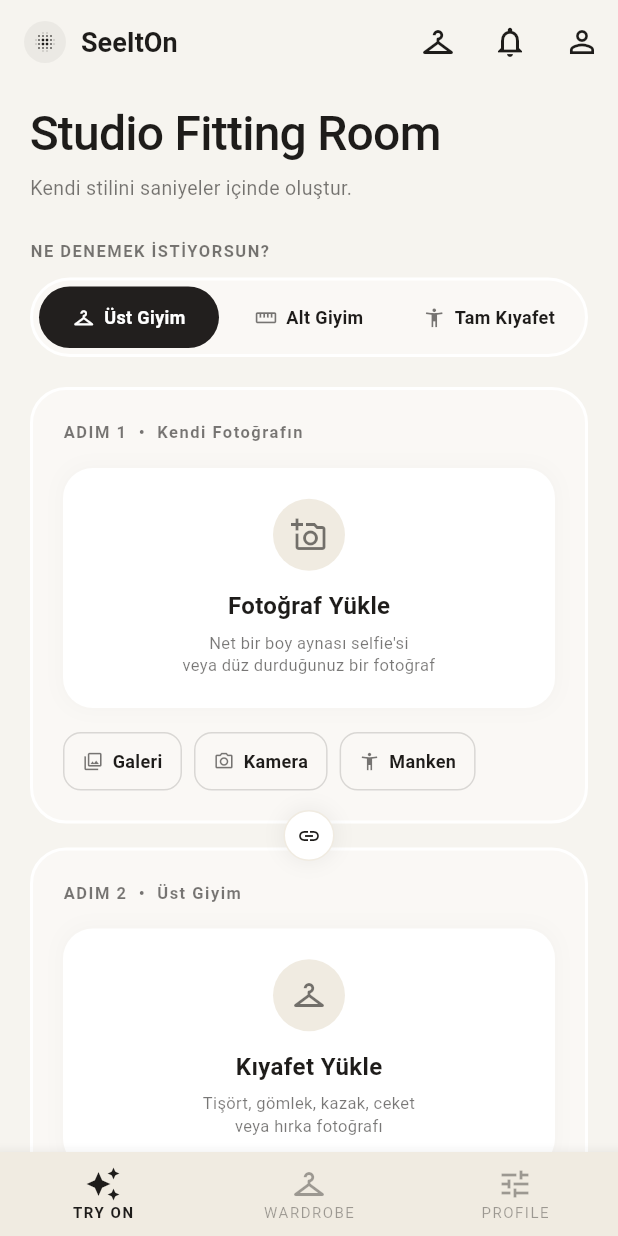
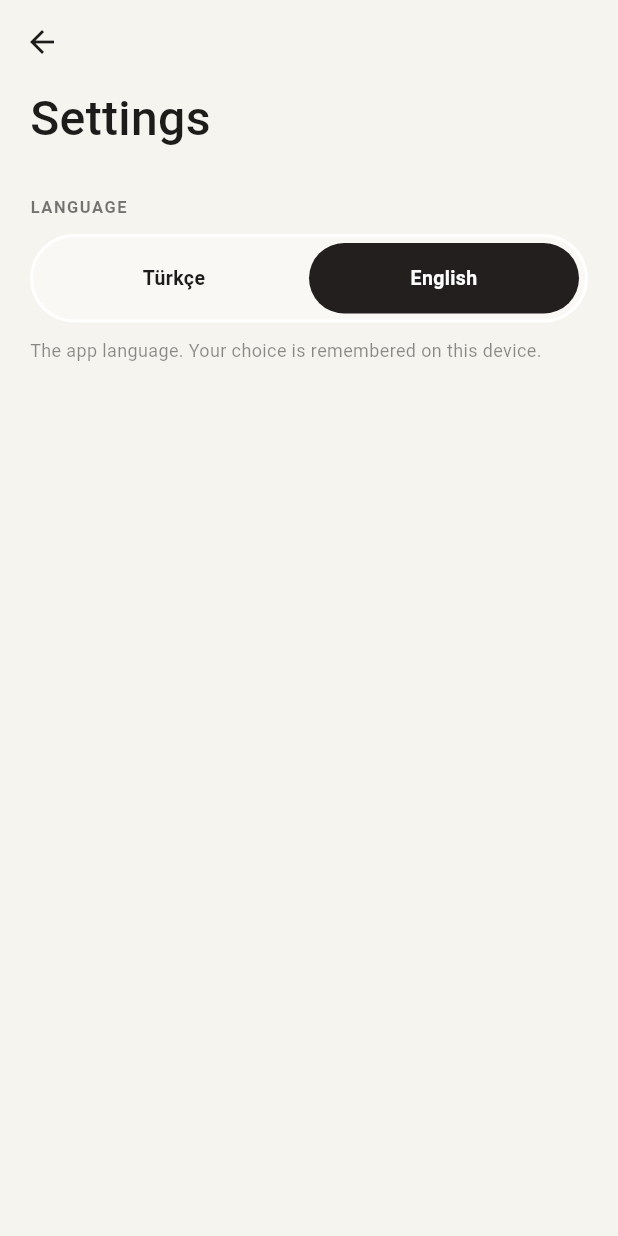
Before and after one commit to mstfgkts5/virtual-try-on-mobile, a Flutter app: the HomeScreen screen opened directly, after a tap on the "person outline" icon, on a phone screen of 412 x 824 dp. Run offline on Flutter 3.47's test engine with Material 3 defaults, Android fonts, the phone set to English and light mode, and no system bars; our stand-ins replace image_picker, share_plus, shared_preferences, supabase_flutter; missing offline and left inert: gal; accounts and stored records are empty; network calls fail; Roboto replaces fonts that are missing (Georgia).

Commit message:
feat(i18n): settings screen with TR/EN switch
PROFILE tab and person icon open Settings; unused bell icon removed.

Co-Authored-By: Claude Opus 5.5 <noreply@anthropic.com>

```diff
--- a/see_it_on/lib/l10n/app_en.arb
+++ b/see_it_on/lib/l10n/app_en.arb
@@ -1,5 +1,10 @@
 {
   "@@locale": "en",
   "appName": "SeeItOn",
-  "homeTitle": "Studio Fitting Room"
+  "homeTitle": "Studio Fitting Room",
+  "settingsTitle": "Settings",
+  "settingsLanguage": "LANGUAGE",
+  "settingsLanguageHint": "The app language. Your choice is remembered on this device.",
+  "settingsLanguageTr": "Türkçe",
+  "settingsLanguageEn": "English"
 }
--- a/see_it_on/lib/l10n/app_localizations.dart
+++ b/see_it_on/lib/l10n/app_localizations.dart
@@ -109,6 +109,36 @@ abstract class AppLocalizations {
   /// In tr, this message translates to:
   /// **'Stüdyo Kabin'**
   String get homeTitle;
+
+  /// No description provided for @settingsTitle.
+  ///
+  /// In tr, this message translates to:
+  /// **'Ayarlar'**
+  String get settingsTitle;
+
+  /// No description provided for @settingsLanguage.
+  ///
+  /// In tr, this message translates to:
+  /// **'DİL'**
+  String get settingsLanguage;
+
+  /// No description provided for @settingsLanguageHint.
+  ///
+  /// In tr, this message translates to:
+  /// **'Uygulamanın dili. Seçimin bu cihazda hatırlanır.'**
+  String get settingsLanguageHint;
+
+  /// No description provided for @settingsLanguageTr.
+  ///
+  /// In tr, this message translates to:
+  /// **'Türkçe'**
+  String get settingsLanguageTr;
+
+  /// No description provided for @settingsLanguageEn.
+  ///
+  /// In tr, this message translates to:
+  /// **'English'**
+  String get settingsLanguageEn;
 }
 
 class _AppLocalizationsDelegate
--- a/see_it_on/lib/l10n/app_localizations_en.dart
+++ b/see_it_on/lib/l10n/app_localizations_en.dart
@@ -13,4 +13,20 @@ class AppLocalizationsEn extends AppLocalizations {
 
   @override
   String get homeTitle => 'Studio Fitting Room';
+
+  @override
+  String get settingsTitle => 'Settings';
+
+  @override
+  String get settingsLanguage => 'LANGUAGE';
+
+  @override
+  String get settingsLanguageHint =>
+      'The app language. Your choice is remembered on this device.';
+
+  @override
+  String get settingsLanguageTr => 'Türkçe';
+
+  @override
+  String get settingsLanguageEn => 'English';
 }
--- a/see_it_on/lib/l10n/app_localizations_tr.dart
+++ b/see_it_on/lib/l10n/app_localizations_tr.dart
@@ -13,4 +13,20 @@ class AppLocalizationsTr extends AppLocalizations {
 
   @override
   String get homeTitle => 'Stüdyo Kabin';
+
+  @override
+  String get settingsTitle => 'Ayarlar';
+
+  @override
+  String get settingsLanguage => 'DİL';
+
+  @override
+  String get settingsLanguageHint =>
+      'Uygulamanın dili. Seçimin bu cihazda hatırlanır.';
+
+  @override
+  String get settingsLanguageTr => 'Türkçe';
+
+  @override
+  String get settingsLanguageEn => 'English';
 }
--- a/see_it_on/lib/l10n/app_tr.arb
+++ b/see_it_on/lib/l10n/app_tr.arb
@@ -1,5 +1,10 @@
 {
   "@@locale": "tr",
   "appName": "SeeItOn",
-  "homeTitle": "Stüdyo Kabin"
+  "homeTitle": "Stüdyo Kabin",
+  "settingsTitle": "Ayarlar",
+  "settingsLanguage": "DİL",
+  "settingsLanguageHint": "Uygulamanın dili. Seçimin bu cihazda hatırlanır.",
+  "settingsLanguageTr": "Türkçe",
+  "settingsLanguageEn": "English"
 }
--- a/see_it_on/lib/screens/home_screen.dart
+++ b/see_it_on/lib/screens/home_screen.dart
@@ -2,6 +2,7 @@ import 'package:flutter/material.dart';
 import 'package:flutter/services.dart';
 import 'package:image_picker/image_picker.dart';
 import 'loading_screen.dart';
+import 'settings_screen.dart';
 import 'wardrobe_screen.dart';
 
 class HomeScreen extends StatefulWidget {
@@ -138,6 +139,10 @@ class _HomeScreenState extends State<HomeScreen> {
         ),
       ),
     );
+  }
+
+  void _openSettings() {
+    Navigator.push(context, MaterialPageRoute(builder: (_) => const SettingsScreen()));
   }
 
   Future<void> _loadAsset(bool isPerson, String assetPath) async {
@@ -322,12 +327,8 @@ class _HomeScreenState extends State<HomeScreen> {
             },
           ),
           IconButton(
-            icon: const Icon(Icons.notifications_outlined, color: textColor),
-            onPressed: () {},
-          ),
-          IconButton(
             icon: const Icon(Icons.person_outline, color: textColor),
-            onPressed: () {},
+            onPressed: _openSettings,
           ),
         ],
       ),
@@ -521,6 +522,8 @@ class _HomeScreenState extends State<HomeScreen> {
                 context,
                 MaterialPageRoute(builder: (context) => const WardrobeScreen()),
               );
+            } else if (index == 2) {
+              _openSettings();
             } else {
               setState(() {
                 _currentNavigationIndex = index;
--- /dev/null
+++ b/see_it_on/lib/screens/settings_screen.dart
@@ -0,0 +1,100 @@
+import 'package:flutter/material.dart';
+
+import '../core/l10n_ext.dart';
+import '../core/locale_controller.dart';
+
+class SettingsScreen extends StatelessWidget {
+  const SettingsScreen({super.key});
+
+  static const _textColor = Color(0xFF1E1C1A);
+
+  @override
+  Widget build(BuildContext context) {
+    final l = context.l10n;
+    return Scaffold(
+      backgroundColor: const Color(0xFFF6F4EF),
+      appBar: AppBar(
+        backgroundColor: Colors.transparent,
+        elevation: 0,
+        foregroundColor: _textColor,
+      ),
+      body: SafeArea(
+        child: Padding(
+          padding: const EdgeInsets.symmetric(horizontal: 20),
+          child: Column(
+            crossAxisAlignment: CrossAxisAlignment.start,
+            children: [
+              Text(
+                l.settingsTitle,
+                style: const TextStyle(color: _textColor, fontSize: 32, fontFamily: 'Georgia', fontWeight: FontWeight.w500),
+              ),
+              const SizedBox(height: 28),
+              Text(
+                l.settingsLanguage,
+                style: TextStyle(color: _textColor.withValues(alpha: 0.6), fontSize: 11, fontWeight: FontWeight.bold, letterSpacing: 1),
+              ),
+              const SizedBox(height: 10),
+              ValueListenableBuilder<Locale>(
+                valueListenable: localeController,
+                builder: (context, current, _) => _LanguageSelector(current: current),
+              ),
+              const SizedBox(height: 10),
+              Text(l.settingsLanguageHint, style: TextStyle(color: _textColor.withValues(alpha: 0.5), fontSize: 12)),
+            ],
+          ),
+        ),
+      ),
+    );
+  }
+}
+
+// Ana ekrandaki kategori seçiciyle aynı görünüm: krem zemin, seçili seçenek koyu hap
+class _LanguageSelector extends StatelessWidget {
+  const _LanguageSelector({required this.current});
+
+  final Locale current;
+
+  @override
+  Widget build(BuildContext context) {
+    final l = context.l10n;
+    final options = [
+      (const Locale('tr'), l.settingsLanguageTr),
+      (const Locale('en'), l.settingsLanguageEn),
+    ];
+    return Container(
+      padding: const EdgeInsets.all(4),
+      decoration: BoxDecoration(
+        color: Colors.white.withValues(alpha: 0.4),
+        borderRadius: BorderRadius.circular(30),
+        border: Border.all(color: Colors.white, width: 2),
+      ),
+      child: Row(
+        children: options.map((o) {
+          final isActive = o.$1.languageCode == current.languageCode;
+          return Expanded(
+            child: GestureDetector(
+              onTap: () => localeController.setLocale(o.$1),
+              child: AnimatedContainer(
+                duration: const Duration(milliseconds: 220),
+                padding: const EdgeInsets.symmetric(vertical: 14),
+                decoration: BoxDecoration(
+                  color: isActive ? const Color(0xFF221F1E) : Colors.transparent,
+                  borderRadius: BorderRadius.circular(26),
+                ),
+                child: Text(
+                  o.$2,
+                  textAlign: TextAlign.center,
+                  style: TextStyle(
+                    color: isActive ? Colors.white : SettingsScreen._textColor,
+                    fontSize: 13,
+                    fontWeight: FontWeight.w600,
+                  ),
+                ),
+              ),
+            ),
+          );
+        }).toList(),
+      ),
+    );
+  }
+}
```
Also changed, not shown: 1 other file.
